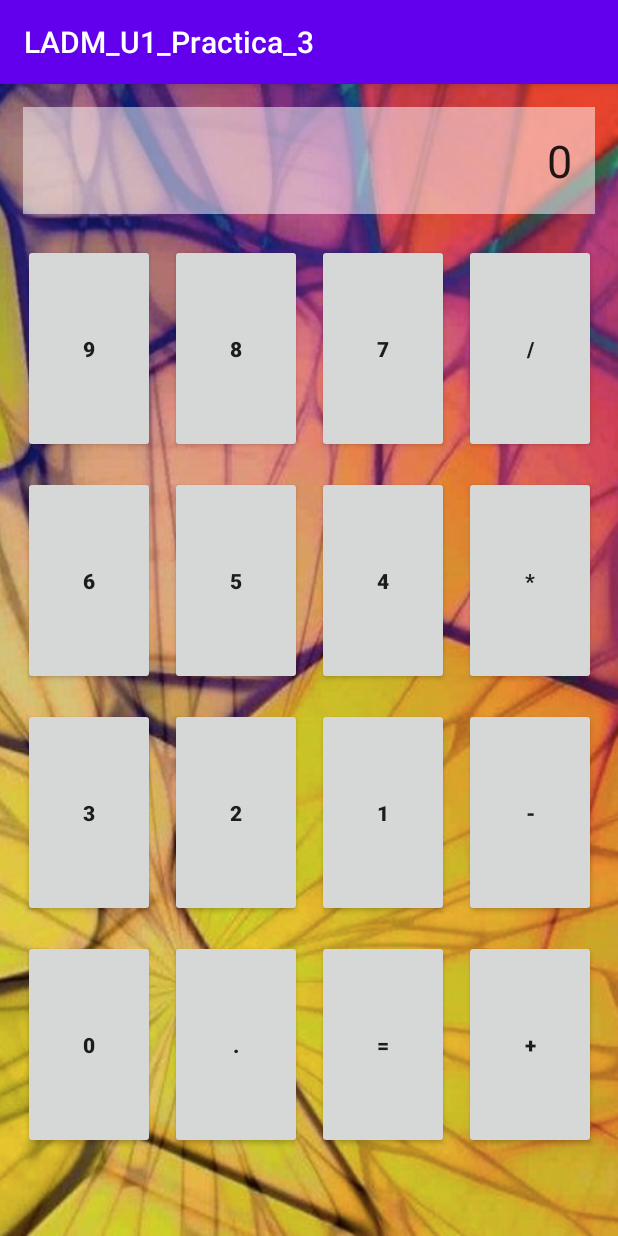
After one commit to MiguelArciniega/Practicas-LDAM-2020, an Android app: the MainActivity3 screen opened directly, with no data from a screen before it, on a phone screen of 412 x 824 dp. The commit adds this screen. Run offline under Robolectric (Android 15) with nearby library versions, the phone set to English and light mode, and no system bars.

Commit message:
CREATED - Screen 3 and 4

```diff
--- a/Unidad_1/LADM_U1_Practica_3/app/src/main/AndroidManifest.xml
+++ b/Unidad_1/LADM_U1_Practica_3/app/src/main/AndroidManifest.xml
@@ -9,7 +9,9 @@
         android:roundIcon="@mipmap/ic_launcher_round"
         android:supportsRtl="true"
         android:theme="@style/AppTheme">
-        <activity android:name=".MainActivity2"></activity>
+        <activity android:name=".MainActivity4"></activity>
+        <activity android:name=".MainActivity3" />
+        <activity android:name=".MainActivity2" />
         <activity android:name=".MainActivity">
             <intent-filter>
                 <action android:name="android.intent.action.MAIN" />
--- /dev/null
+++ b/Unidad_1/LADM_U1_Practica_3/app/src/main/java/mx/tecnm/tepic/ladm_u1_practica_3/MainActivity3.kt
@@ -0,0 +1,11 @@
+package mx.tecnm.tepic.ladm_u1_practica_3
+
+import androidx.appcompat.app.AppCompatActivity
+import android.os.Bundle
+
+class MainActivity3 : AppCompatActivity() {
+    override fun onCreate(savedInstanceState: Bundle?) {
+        super.onCreate(savedInstanceState)
+        setContentView(R.layout.activity_main3)
+    }
+}
--- /dev/null
+++ b/Unidad_1/LADM_U1_Practica_3/app/src/main/res/layout/activity_main3.xml
@@ -0,0 +1,76 @@
+<?xml version="1.0" encoding="utf-8"?>
+<GridLayout xmlns:android="http://schemas.android.com/apk/res/android"
+    xmlns:app="http://schemas.android.com/apk/res-auto"
+    xmlns:tools="http://schemas.android.com/tools"
+    android:layout_width="match_parent"
+    android:layout_height="match_parent"
+    android:columnCount="4"
+    android:rowCount="6"
+    android:background="@drawable/fondo3"
+    android:padding="15dp"
+    tools:context=".MainActivity3">
+
+    <EditText
+        android:text="0"
+        android:layout_columnSpan="4"
+        android:textSize="30dp"
+        android:layout_width="match_parent"
+        android:textAlignment="viewEnd"
+        android:background="@color/fondotransparente"
+        android:padding="15dp"
+        android:layout_marginBottom="20dp"/>
+
+    <Button
+        android:text="9"
+        style="@style/botoncalculadora"
+        />
+    <Button
+        android:text="8"
+        style="@style/botoncalculadora"/>
+    <Button
+        android:text="7"
+        style="@style/botoncalculadora"/>
+    <Button
+        android:text="/"
+        style="@style/botoncalculadora"/>
+
+    <Button
+        android:text="6"
+        style="@style/botoncalculadora"/>
+    <Button
+        android:text="5"
+        style="@style/botoncalculadora"/>
+    <Button
+        android:text="4"
+        style="@style/botoncalculadora"/>
+    <Button
+        android:text="*"
+        style="@style/botoncalculadora"/>
+
+    <Button
+        android:text="3"
+        style="@style/botoncalculadora"/>
+    <Button
+        android:text="2"
+        style="@style/botoncalculadora"/>
+    <Button
+        android:text="1"
+        style="@style/botoncalculadora"/>
+    <Button
+        android:text="-"
+        style="@style/botoncalculadora"/>
+
+    <Button
+        android:text="0"
+        style="@style/botoncalculadora"/>
+    <Button
+        android:text="."
+        style="@style/botoncalculadora"/>
+    <Button
+        android:text="="
+        style="@style/botoncalculadora"/>
+    <Button
+        android:text="+"
+        style="@style/botoncalculadora"/>
+
+</GridLayout>
--- a/Unidad_1/LADM_U1_Practica_3/app/src/main/res/values/styles.xml
+++ b/Unidad_1/LADM_U1_Practica_3/app/src/main/res/values/styles.xml
@@ -7,4 +7,15 @@
         <item name="colorAccent">@color/colorAccent</item>
     </style>
 
+    <style name="botoncalculadora">
+
+        <item name="android:paddingBottom">60dp</item>
+        <item name="android:paddingTop">60dp</item>
+        <item name="android:textStyle">bold</item>
+        <item name="android:paddingLeft">15dp</item>
+        <item name="android:paddingRight">15dp</item>
+        <item name="android:layout_marginRight">10dp</item>
+        <item name="android:layout_marginBottom">15dp</item>
+    </style>
+
 </resources>
```
Also changed, not shown: Unidad_1/LADM_U1_Practica_3/app/src/main/java/mx/tecnm/tepic/ladm_u1_practica_3/MainActivity4.kt (added, +11 -0 lines), Unidad_1/LADM_U1_Practica_3/app/src/main/res/layout/activity_main4.xml (added, +69 -0 lines), Unidad_1/LADM_U1_Practica_3/app/src/main/res/drawable-v24/fondo4.png (added), Unidad_1/LADM_U1_Practica_3/app/src/main/res/drawable/fondo3.png (added).
